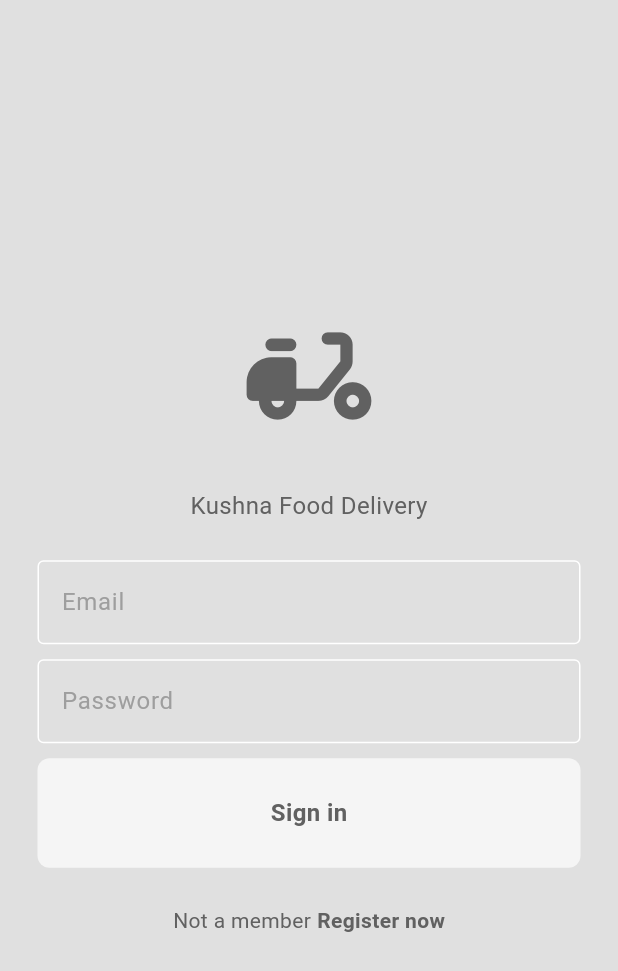
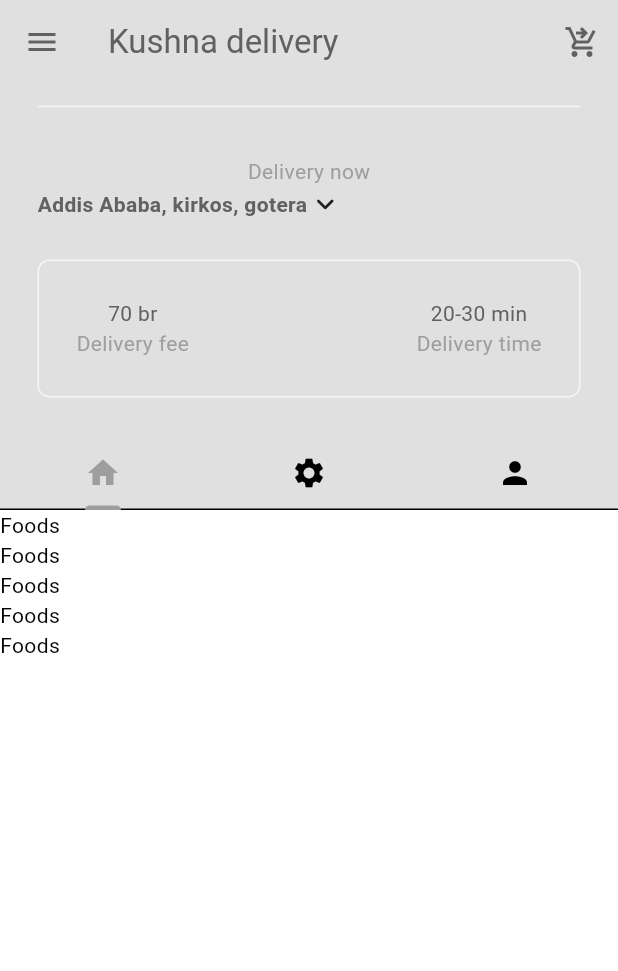
Before and after one commit to Mike12-21/food_delivery, a Flutter app: the screen it shows after launch, after a tap on "Sign in", on a phone screen of 412 x 824 dp. Shown: the top 971 px of the screen. Run offline on Flutter 3.47's test engine with Material 3 defaults, Android fonts, the phone set to English and light mode, and no system bars.

Commit message:
stopped working on food catagory

```diff
--- /dev/null
+++ b/lib/components/my_current_location.dart
@@ -0,0 +1,57 @@
+import 'package:flutter/material.dart';
+import 'package:flutter/widgets.dart';
+
+class MyCurrentLocation extends StatelessWidget {
+  const MyCurrentLocation({super.key});
+
+  void openLocationSearchBox(BuildContext context) {
+    showDialog(
+      context: context,
+      builder: (context) => AlertDialog(
+        title: const Text('Your Location'),
+        content: const TextField(
+          decoration: const InputDecoration(hintText: 'Search address..'),
+        ),
+        actions: [
+          MaterialButton(
+            onPressed: () => Navigator.pop(context),
+            child: const Text('Cancel'),
+          ),
+          MaterialButton(
+            onPressed: () => Navigator.pop(context),
+            child: const Text('Save'),
+          ),
+        ],
+      ),
+    );
+  }
+
+  @override
+  Widget build(BuildContext context) {
+    return Padding(
+      padding: const EdgeInsets.all(25.0),
+      child: Column(
+        mainAxisAlignment: MainAxisAlignment.start,
+        children: [
+          Text('Delivery now',
+              style: TextStyle(
+                color: Theme.of(context).colorScheme.primary,
+              )),
+          GestureDetector(
+            onTap: () => openLocationSearchBox(context),
+            child: Row(
+              children: [
+                Text("Addis Ababa, kirkos, gotera",
+                    style: TextStyle(
+                      color: Theme.of(context).colorScheme.inversePrimary,
+                      fontWeight: FontWeight.bold,
+                    )),
+                Icon(Icons.keyboard_arrow_down_rounded),
+              ],
+            ),
+          )
+        ],
+      ),
+    );
+  }
+}
--- /dev/null
+++ b/lib/components/my_description_box.dart
@@ -0,0 +1,51 @@
+import 'package:flutter/material.dart';
+
+class MyDescriptionBox extends StatelessWidget {
+  const MyDescriptionBox({super.key});
+
+  @override
+  Widget build(BuildContext context) {
+    var myPrimaryTextStyle =
+        TextStyle(color: Theme.of(context).colorScheme.inversePrimary);
+    var mySecondaryTextStyle =
+        TextStyle(color: Theme.of(context).colorScheme.primary);
+
+    return Container(
+      decoration: BoxDecoration(
+        border: Border.all(color: Theme.of(context).colorScheme.secondary),
+        borderRadius: BorderRadius.circular(8)
+      ),
+      padding: const EdgeInsets.all(25),
+      margin: const EdgeInsets.only(left: 25, right: 25, bottom: 25),
+      child: Row(
+        mainAxisAlignment: MainAxisAlignment.spaceBetween,
+        children: [
+          Column(
+            children: [
+              Text(
+                '70 br',
+                style: myPrimaryTextStyle,
+              ),
+              Text(
+                'Delivery fee',
+                style: mySecondaryTextStyle,
+              ),
+            ],
+          ),
+          Column(
+            children: [
+              Text(
+                '20-30 min',
+                style: myPrimaryTextStyle,
+              ),
+              Text(
+                'Delivery time',
+                style: mySecondaryTextStyle,
+              ),
+            ],
+          )
+        ],
+      ),
+    );
+  }
+}
--- /dev/null
+++ b/lib/components/my_silver_app_bar.dart
@@ -0,0 +1,41 @@
+import 'package:flutter/material.dart';
+
+class MySilverAppBar extends StatelessWidget {
+  final Widget child;
+  final Widget title;
+
+  MySilverAppBar({
+    super.key,
+    required this.child,
+    required this.title,
+  });
+
+  @override
+  Widget build(BuildContext context) {
+    return SliverAppBar(
+      expandedHeight: 340,
+      collapsedHeight: 120,
+      floating: false,
+      pinned: true,
+      actions: [
+        IconButton(
+          onPressed: () {},
+          icon: const Icon(Icons.shopping_cart_checkout),
+        )
+      ],
+      backgroundColor: Theme.of(context).colorScheme.background,
+      foregroundColor: Theme.of(context).colorScheme.inversePrimary,
+      title: Text('Kushna delivery'),
+      flexibleSpace: FlexibleSpaceBar(
+        background: Padding(
+          padding: const EdgeInsets.only(bottom: 50.0),
+          child: child,
+        ),
+        title: title,
+        centerTitle: true,
+        titlePadding: const EdgeInsets.only(left: 0, right: 0, top: 0),
+        expandedTitleScale: 1,
+      ),
+    );
+  }
+}
--- /dev/null
+++ b/lib/components/my_tab_bar.dart
@@ -0,0 +1,30 @@
+import 'package:flutter/material.dart';
+
+class MyTabBar extends StatelessWidget {
+  final TabController tabController;
+
+  const MyTabBar({
+    super.key,
+    required this.tabController,
+  });
+
+  @override
+  Widget build(BuildContext context) {
+    return Container(
+      child: TabBar(
+        controller: tabController,
+        tabs: [
+          Tab(
+            icon: Icon(Icons.home),
+          ),
+          Tab(
+            icon: Icon(Icons.settings),
+          ),
+          Tab(
+            icon: Icon(Icons.person),
+          ),
+        ],
+      ),
+    );
+  }
+}
--- a/lib/main.dart
+++ b/lib/main.dart
@@ -1,11 +1,8 @@
-import 'dart:js';
 
 import 'package:flutter/material.dart';
 import 'package:food_delivery/auth/login_or_register.dart';
 import 'package:food_delivery/themes/theme_provider.dart';
 import 'package:provider/provider.dart';
-
-import 'pages/login_page.dart';
 
 void main() {
   runApp(ChangeNotifierProvider(
--- /dev/null
+++ b/lib/pages/home_page.dart
@@ -0,0 +1,72 @@
+import 'package:flutter/material.dart';
+import 'package:food_delivery/components/my_current_location.dart';
+import 'package:food_delivery/components/my_description_box.dart';
+import 'package:food_delivery/components/my_silver_app_bar.dart';
+import 'package:food_delivery/components/my_tab_bar.dart';
+
+import '../components/my_drawer.dart';
+
+class HomePage extends StatefulWidget {
+  const HomePage({super.key});
+
+  @override
+  State<HomePage> createState() => _HomePageState();
+}
+
+class _HomePageState extends State<HomePage>
+    with SingleTickerProviderStateMixin {
+  late TabController _tabController;
+
+  void initState() {
+    super.initState();
+    _tabController = TabController(length: 3, vsync: this);
+  }
+
+  void dispose() {
+    _tabController.dispose();
+    super.dispose();
+  }
+
+  @override
+  Widget build(BuildContext context) {
+    return Scaffold(
+      drawer: MyDrawer(),
+      body: NestedScrollView(
+        headerSliverBuilder: (context, innerBoxIsScrolled) => [
+          MySilverAppBar(
+            title: MyTabBar(tabController: _tabController),
+            child: Column(
+              mainAxisAlignment: MainAxisAlignment.end,
+              children: [
+                Divider(
+                  indent: 25,
+                  endIndent: 25,
+                  color: Theme.of(context).colorScheme.secondary,
+                ),
+                const MyCurrentLocation(),
+                const MyDescriptionBox(),
+              ],
+            ),
+          )
+        ],
+        body: TabBarView(
+          controller: _tabController,
+          children: [
+            ListView.builder(
+              itemCount: 5,
+              itemBuilder: (context, index) => Text('Foods'),
+            ),
+            ListView.builder(
+              itemCount: 5,
+              itemBuilder: (context, index) => Text('settimgs'),
+            ),
+            ListView.builder(
+              itemCount: 5,
+              itemBuilder: (context, index) => Text('Profile'),
+            ),
+          ],
+        ),
+      ),
+    );
+  }
+}
--- a/lib/pages/login_page.dart
+++ b/lib/pages/login_page.dart
@@ -2,6 +2,8 @@ import 'package:flutter/material.dart';
 import 'package:flutter/widgets.dart';
 import 'package:food_delivery/components/my_button.dart';
 import 'package:food_delivery/components/my_textfield.dart';
+
+import 'home_page.dart';
 
 class LoginPage extends StatefulWidget {
   final void Function()? onTap;
@@ -21,6 +23,10 @@ class _LoginPageState extends State<LoginPage> {
 
   void login() {
     // Navigator.push(context, MaterialPageRoute(builder: (context)=> HomePage(),))
+    Navigator.push(
+      context,
+      MaterialPageRoute(builder: (context) => const HomePage()),
+    );
   }
 
   @override
@@ -59,7 +65,7 @@ class _LoginPageState extends State<LoginPage> {
             const SizedBox(height: 10),
             MyButton(
               text: 'Sign in',
-              onTap: () {},
+              onTap: login,
             ),
             const SizedBox(height: 25),
             Row(
```
Also changed, not shown: lib/components/my_drawer.dart (added, +61 -0 lines), lib/components/my_drawer_tile.dart (added, +33 -0 lines), lib/models/food.dart (added, +35 -0 lines), lib/pages/settings_page.dart (added, +47 -0 lines).
